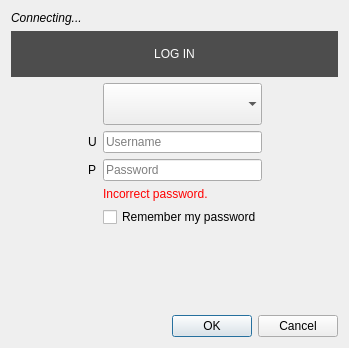
First picture: the form in src/desktop/ui/logindialog.ui, repository csnover/Drawpile, before the edit.
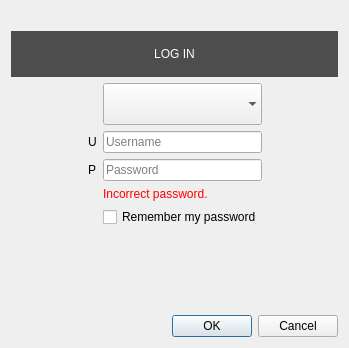
Second picture: the form after the edit. Icons and pictures are not drawn. Custom widgets are drawn as their Qt base class.

Diff of the .ui file:
```diff
--- a/src/desktop/ui/logindialog.ui
+++ b/src/desktop/ui/logindialog.ui
@@ -15,11 +15,7 @@
   </property>
   <layout class="QVBoxLayout">
    <item>
-    <widget class="QLabel" name="serverTitle">
-     <property name="text">
-      <string notr="true">&lt;i&gt;Connecting...&lt;/i&gt;</string>
-     </property>
-    </widget>
+    <widget class="QLabel" name="serverTitle"></widget>
    </item>
    <item>
     <widget class="QStackedWidget" name="pages">
```
Left out of the diff: 5 changed lines with no effect on the pictures.
